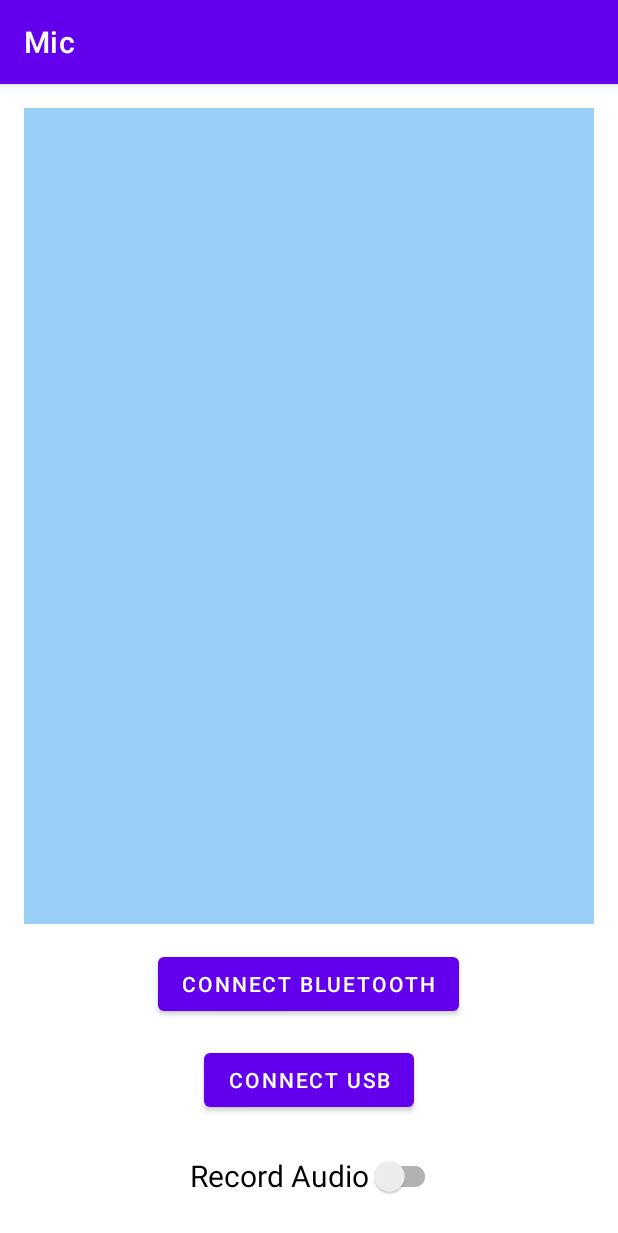
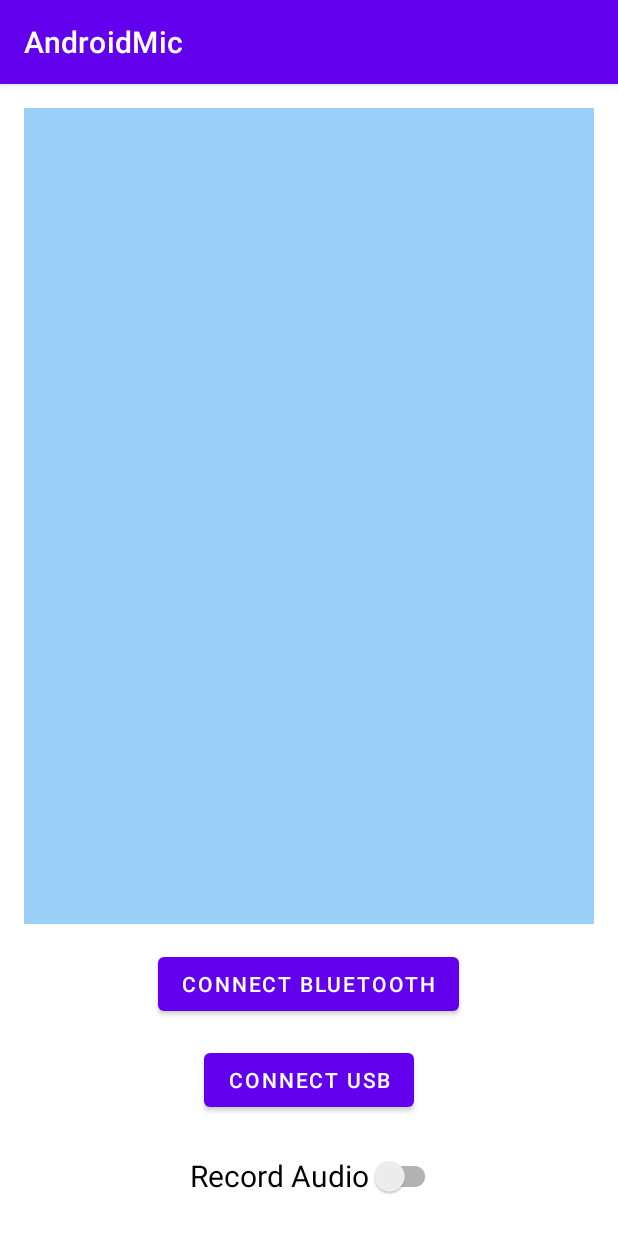
Before and after one commit to teamclouday/AndroidMic, an Android app: the screen it shows after launch (MainActivity), on a phone screen of 412 x 824 dp. Shown: the top 1233 px of the screen. Run offline under Robolectric (Android 15) with nearby library versions, the phone set to English and light mode, and no system bars.

Commit message:
release 1.3.0

```diff
--- a/Android/app/src/main/java/com/example/microphone/MainActivity.kt
+++ b/Android/app/src/main/java/com/example/microphone/MainActivity.kt
@@ -95,8 +95,8 @@ class MainActivity : AppCompatActivity()
         setContentView(R.layout.activity_main)
 
         mLogTextView = findViewById(R.id.txt_log)
-        // set screen to always on
-        window.addFlags(WindowManager.LayoutParams.FLAG_KEEP_SCREEN_ON)
+        // set action bar title
+        supportActionBar?.setTitle(R.string.activity_name)
         // set scroll to focus down
         mScroller = findViewById(R.id.scrollView2)
         // set up notification
```
Also changed, not shown: 1 other file.
